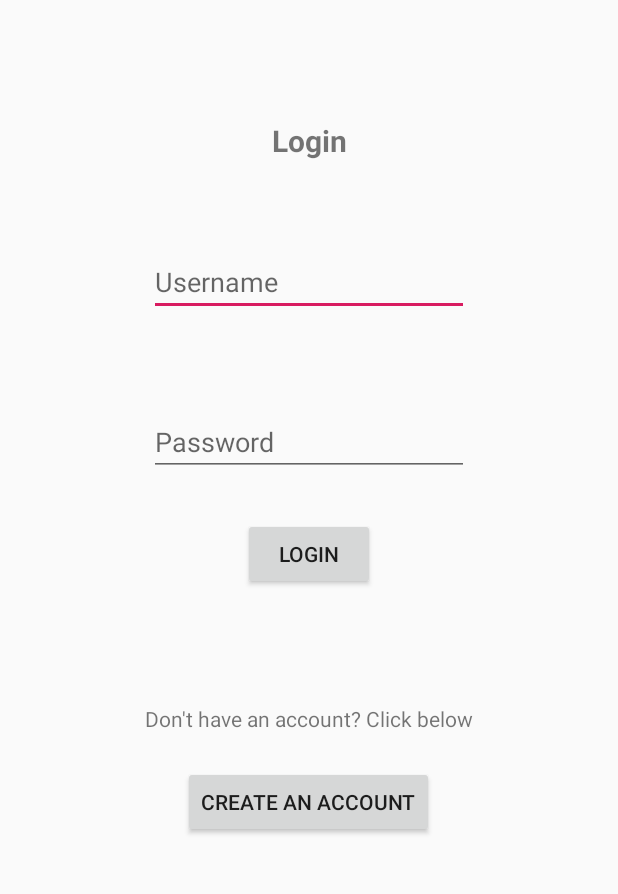
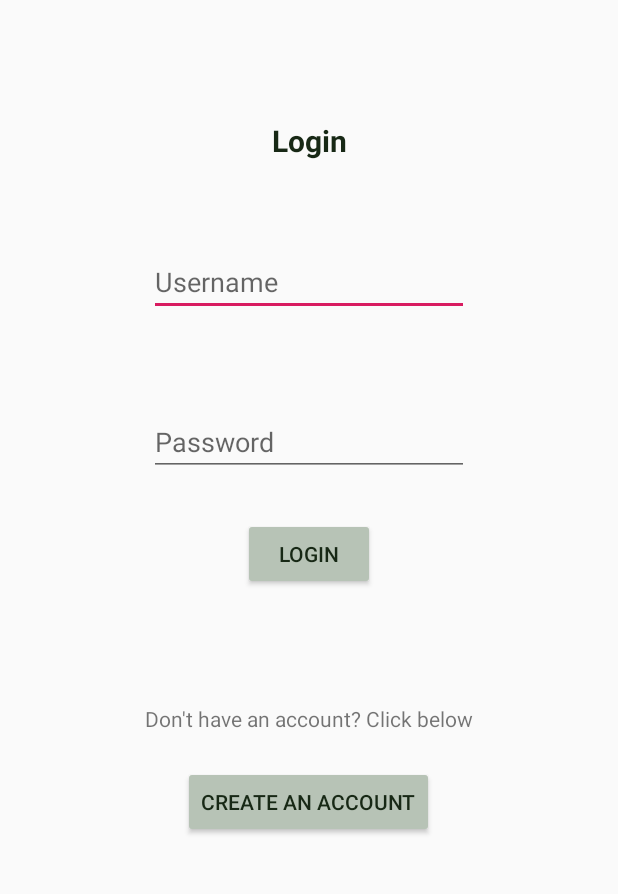
Before and after one commit to zuzanafertalova/TeaZone, an Android app: the screen it shows after launch (Login), on a phone screen of 412 x 824 dp, the part 315-1209 px from its top. Run offline under Robolectric (Android 15) with nearby library versions, the phone set to English and light mode, and no system bars; libraries missing offline, so code that uses them is left out: sk.upjs.ics.

Commit message:
Pridane nejake skarede farby

```diff
--- a/app/src/main/java/sk/upjs/ics/android/teazoneinc/Login.kt
+++ b/app/src/main/java/sk/upjs/ics/android/teazoneinc/Login.kt
@@ -8,5 +8,7 @@ class Login : AppCompatActivity() {
     override fun onCreate(savedInstanceState: Bundle?) {
         super.onCreate(savedInstanceState)
         setContentView(R.layout.activity_login)
+
+
     }
 }
--- a/app/src/main/java/sk/upjs/ics/android/teazoneinc/MainActivity.kt
+++ b/app/src/main/java/sk/upjs/ics/android/teazoneinc/MainActivity.kt
@@ -2,11 +2,15 @@ package sk.upjs.ics.android.teazoneinc
 
 import androidx.appcompat.app.AppCompatActivity
 import android.os.Bundle
+import android.view.View
+import kotlinx.android.synthetic.main.activity_login.*
 
 class MainActivity : AppCompatActivity() {
 
     override fun onCreate(savedInstanceState: Bundle?) {
         super.onCreate(savedInstanceState)
         setContentView(R.layout.activity_main)
+
+
     }
 }
--- a/app/src/main/res/layout/activity_login.xml
+++ b/app/src/main/res/layout/activity_login.xml
@@ -28,6 +28,7 @@
         android:layout_marginTop="80dp"
         android:layout_marginEnd="180dp"
         android:text="Login"
+        android:textColor="@color/colorPrimaryDark"
         android:textSize="20sp"
         android:textStyle="bold"
         app:layout_constraintEnd_toEndOf="parent"
@@ -83,7 +84,9 @@
         android:layout_marginStart="121dp"
         android:layout_marginEnd="122dp"
         android:layout_marginBottom="55dp"
+        android:backgroundTint="@color/colorPrimaryGrey"
         android:text="Create an account"
+        android:textColor="@color/colorPrimaryDark"
         app:layout_constraintBottom_toBottomOf="parent"
         app:layout_constraintEnd_toEndOf="parent"
         app:layout_constraintStart_toStartOf="parent" />
@@ -95,7 +98,9 @@
         android:layout_marginStart="161dp"
         android:layout_marginEnd="162dp"
         android:layout_marginBottom="76dp"
+        android:backgroundTint="@color/colorPrimaryGrey"
         android:text="Login"
+        android:textColor="@color/colorPrimaryDark"
         app:layout_constraintBottom_toTopOf="@+id/textView2"
         app:layout_constraintEnd_toEndOf="parent"
         app:layout_constraintStart_toStartOf="parent" />
--- a/app/src/main/res/values/colors.xml
+++ b/app/src/main/res/values/colors.xml
@@ -1,6 +1,8 @@
 <?xml version="1.0" encoding="utf-8"?>
 <resources>
-    <color name="colorPrimary">#008577</color>
-    <color name="colorPrimaryDark">#00574B</color>
+    <color name="colorPrimary">#256f5c</color>
+    <color name="colorPrimaryDark">#172815</color>
+    <color name="colorPrimaryGrey">#b7c3b6</color>
+    <color name="colorSomething">#aa7f39</color>
     <color name="colorAccent">#D81B60</color>
 </resources>
```
